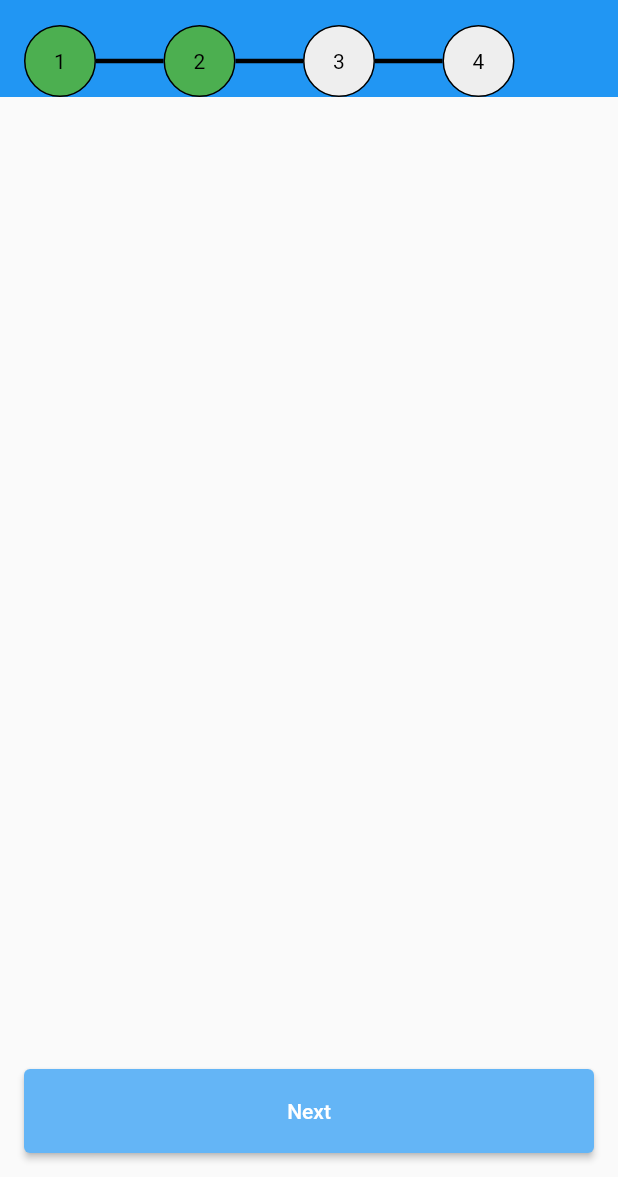
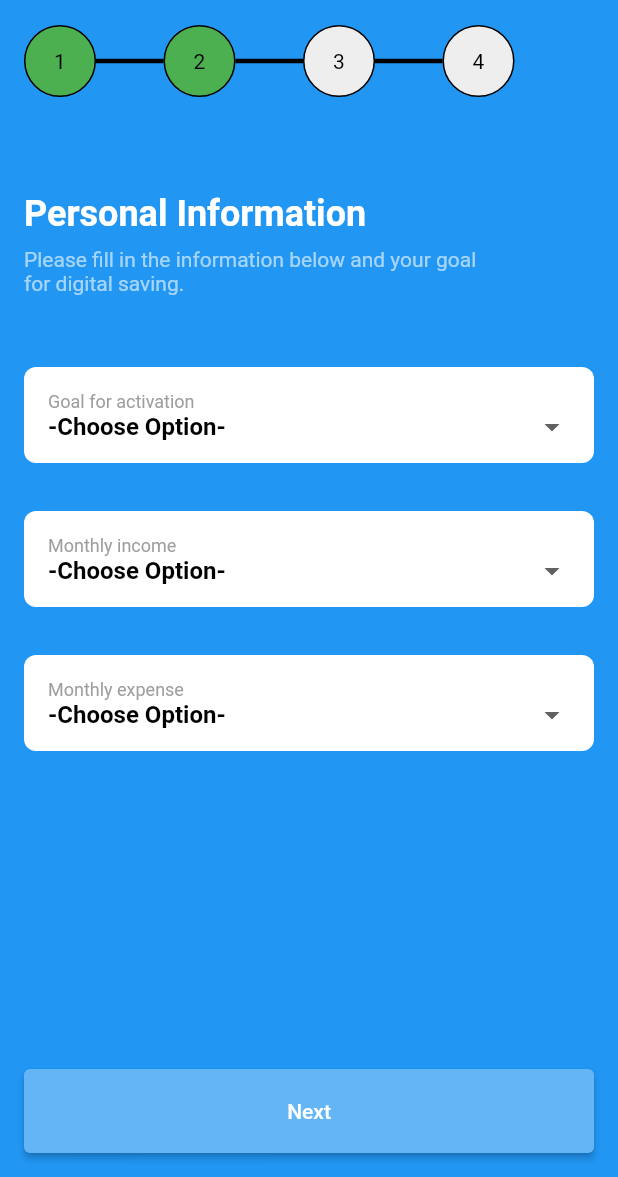
Before and after one commit to sonasetiana/DKatalis-TakeHomeTest, a Flutter app: the PersonalInformation screen opened directly, on a phone screen of 412 x 824 dp, the part 59-1236 px from its top. Run offline on Flutter 3.47's test engine with Material 2 defaults, Android fonts, the phone set to English and light mode, and no system bars; missing offline and left inert: dart:ffi.

Commit message:
create ui and ux personal informaton page

```diff
--- a/lib/views/page/register/personal_information.dart
+++ b/lib/views/page/register/personal_information.dart
@@ -5,18 +5,74 @@ import 'package:dKatalis/views/widget/time_line.dart';
 import 'package:flutter/cupertino.dart';
 import 'package:flutter/material.dart';
 
-class PersonalInformation extends StatelessWidget{
+class PersonalInformation extends StatefulWidget{
+  @override
+  _PersonalInformationState createState() => _PersonalInformationState();
+
+}
+
+class _PersonalInformationState extends State<PersonalInformation>{
+
+  String hint = "-Choose Option-";
+  final List<String> menus = ["Lorem Ipsum", "Dolor Ismet"];
+  String selectedActivation = "";
+  String selectedIncome = "";
+  String selectedExpense = "";
+
+  @override
+  void initState() {
+    super.initState();
+  }
 
   @override
   Widget build(BuildContext context) {
+
     return Scaffold(
+      resizeToAvoidBottomInset: false,
+      backgroundColor: Colors.blue,
       appBar: AppBar(
         title: Text("Create Account"),
         elevation: 0.0,
       ),
       body: Column(
         children: [
-          TimeLine(2, 4)
+          TimeLine(2, 4),
+          SizedBox(height: 48,),
+          Expanded(
+              child: Container(
+                padding: EdgeInsets.all(16),
+                child: Column(
+                  crossAxisAlignment: CrossAxisAlignment.start,
+                  children: [
+                    Text(
+                      "Personal Information",
+                      style: TextStyle(color: Colors.white, fontWeight: FontWeight.bold, fontSize: 24),
+                    ),
+                    SizedBox(height: 8),
+                    Text(
+                      "Please fill in the information below and your goal\nfor digital saving.",
+                      style: TextStyle(color: Colors.white60),
+                    ),
+                    SizedBox(height: 32),
+                    _fieldDropdownMenu("Goal for activation", selectedActivation, (item) => {
+                      setState(() {
+                        selectedActivation = item;
+                      })
+                    }),
+                    _fieldDropdownMenu("Monthly income", selectedIncome, (item) => {
+                      setState(() {
+                        selectedIncome = item;
+                      })
+                    }),
+                    _fieldDropdownMenu("Monthly expense", selectedExpense, (item) => {
+                      setState(() {
+                        selectedExpense = item;
+                      })
+                    }),
+                  ],
+                ),
+              )
+          )
         ],
       ),
       floatingActionButton: NextButton(() => {
@@ -25,4 +81,43 @@ class PersonalInformation extends StatelessWidget{
       floatingActionButtonLocation: FloatingActionButtonLocation.centerFloat
     );
   }
+
+  _fieldDropdownMenu(String hint, String itemSelected, Function(String) callback){
+    return Container(
+      margin: EdgeInsets.symmetric(vertical: 16),
+      padding: EdgeInsets.only(top: 16, left: 16, right: 16),
+      decoration: BoxDecoration(
+          color: Colors.white,
+          borderRadius: BorderRadius.circular(8)
+      ),
+      child: Stack(
+        children: [
+          Text(
+            hint,
+            style: TextStyle(color: Colors.grey, fontSize: 12),
+          ),
+          SizedBox(height: 6),
+          DropdownButtonHideUnderline (
+            child: DropdownButton(
+              isExpanded: true,
+              value: itemSelected,
+              items: generateItems(),
+              onChanged: (item) => {
+                callback(item as String)
+              },
+            ),
+          ),
+        ],
+      ),
+    );
+  }
+
+  List<DropdownMenuItem<String>> generateItems(){
+    List<DropdownMenuItem<String>> items = [];
+    items.add(DropdownMenuItem(child: Text("-Choose Option-", style: TextStyle(color: Colors.black, fontSize: 16, fontWeight: FontWeight.bold)), value: "",));
+    for(var item in menus) {
+      items.add(DropdownMenuItem(child: Text(item), value: item));
+    }
+    return items;
+  }
 }
```
